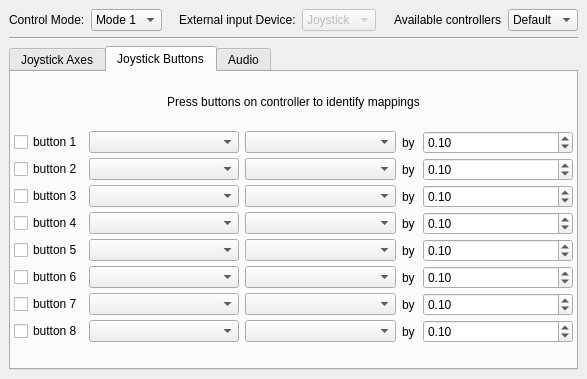
First picture: the form in ground/openpilotgcs/src/plugins/gcscontrol/gcscontrolgadgetoptionspage.ui, repository openpilot/OpenPilot, before the edit.
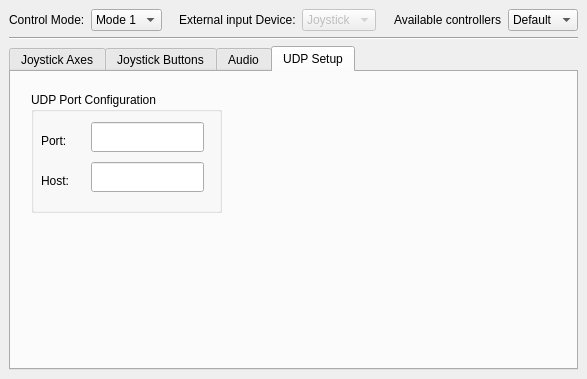
Second picture: the form after the edit. The open tabs and pages were chosen to show the change.

Diff of the .ui file:
```diff
--- a/ground/openpilotgcs/src/plugins/gcscontrol/gcscontrolgadgetoptionspage.ui
+++ b/ground/openpilotgcs/src/plugins/gcscontrol/gcscontrolgadgetoptionspage.ui
@@ -1011,6 +1011,70 @@
           </item>
          </layout>
         </widget>
+        <widget class="QWidget" name="UDPSetup_2">
+         <attribute name="title">
+          <string>UDP Setup</string>
+         </attribute>
+         <widget class="QGroupBox" name="groupBox">
+          <property name="geometry">
+           <rect>
+            <x>20</x>
+            <y>20</y>
+            <width>191</width>
+            <height>121</height>
+           </rect>
+          </property>
+          <property name="title">
+           <string>UDP Port Configuration</string>
+          </property>
+          <widget class="QLineEdit" name="udp_port">
+           <property name="geometry">
+            <rect>
+             <x>60</x>
+             <y>30</y>
+             <width>113</width>
+             <height>30</height>
+            </rect>
+           </property>
+          </widget>
+          <widget class="QLabel" name="label_6">
+           <property name="geometry">
+            <rect>
+             <x>10</x>
+             <y>40</y>
+             <width>67</width>
+             <height>17</height>
+            </rect>
+           </property>
+           <property name="text">
+            <string>Port:</string>
+           </property>
+          </widget>
+          <widget class="QLineEdit" name="udp_host">
+           <property name="geometry">
+            <rect>
+             <x>60</x>
+             <y>70</y>
+             <width>113</width>
+             <height>30</height>
+            </rect>
+           </property>
+          </widget>
+          <widget class="QLabel" name="label_7">
+           <property name="geometry">
+            <rect>
+             <x>10</x>
+             <y>80</y>
+             <width>67</width>
+             <height>17</height>
+            </rect>
+           </property>
+           <property name="text">
+            <string>Host:</string>
+           </property>
+          </widget>
+         </widget>
+        </widget>
        </widget>
       </item>
      </layout>
```
Left out of the diff: 4 changed lines with no effect on the pictures.
